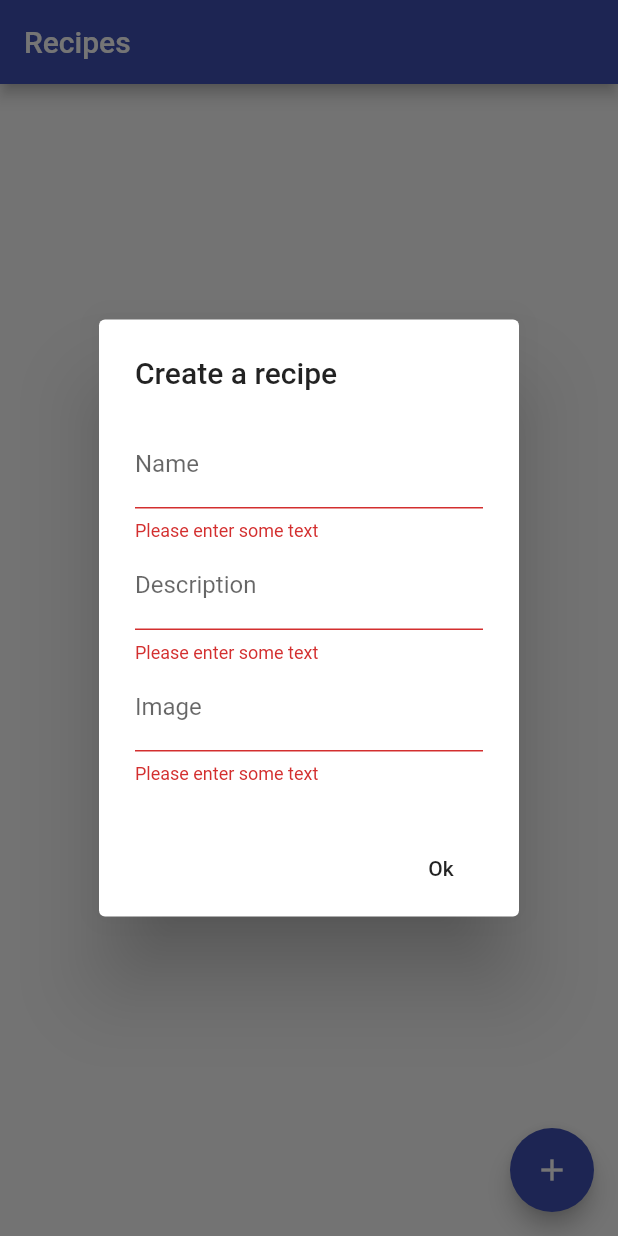
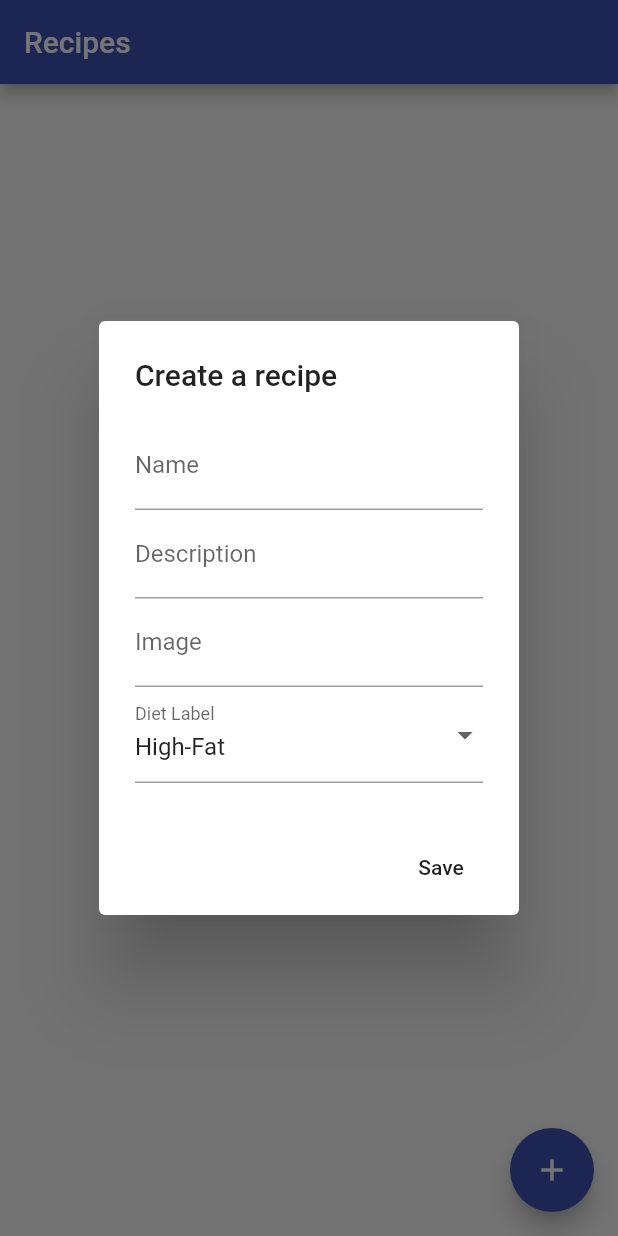
Before and after one commit to jatempa/myrecipesappflutter, a Flutter app: the screen it shows after launch, after a tap on the "add" icon, on a phone screen of 412 x 824 dp. Run offline on Flutter 3.47's test engine with Material 2 defaults, Android fonts, the phone set to English and light mode, and no system bars; our stand-ins replace cloud_firestore; accounts and stored records are empty.

Commit message:
Create widget for the form

```diff
--- a/lib/main.dart
+++ b/lib/main.dart
@@ -1,6 +1,7 @@
 import 'package:flutter/material.dart';
 
 import 'recipe_list.dart';
+import 'recipe_form.dart';
 
 void main() => runApp(MyApp());
 
@@ -23,9 +24,6 @@ class Home extends StatefulWidget {
 }
 
 class _HomeState extends State<Home> {
-  final _formKey = GlobalKey<FormState>();
-  List<String> labels = ['High-Fat', 'Low-Fat', 'Low-Carb', 'Low-Sodium', 'Medium-Carb', 'Vegetarian', 'Balanced'];
-
   @override
   Widget build(BuildContext context) {
     return Scaffold(
@@ -37,61 +35,7 @@ class _HomeState extends State<Home> {
         onPressed: () => showDialog(
           context: context,
           builder: (BuildContext context) {
-            return AlertDialog(
-              title: Text('Create a recipe'),
-              content: Form(
-                autovalidate: true,
-                key: _formKey,
-                child: SingleChildScrollView(
-                  child: Column(
-                    crossAxisAlignment: CrossAxisAlignment.start,
-                    children: <Widget>[
-                      TextFormField(
-                        decoration: const InputDecoration(
-                          hintText: 'Enter the recipe name',
-                          labelText: 'Name',
-                        ),
-                        validator: (value) {
-                          if (value.isEmpty) {
-                            return 'Please enter some text';
-                          }
-                        },
-                      ),
-                      TextFormField(
-                        decoration: const InputDecoration(
-                          hintText: 'Enter the recipe description',
-                          labelText: 'Description',
-                        ),
-                        validator: (value) {
-                          if (value.isEmpty) {
-                            return 'Please enter some text';
-                          }
-                        },
-                      ),
-                      TextFormField(
-                        decoration: const InputDecoration(
-                          hintText: 'Enter the URL image',
-                          labelText: 'Image',
-                        ),
-                        validator: (value) {
-                          if (value.isEmpty) {
-                            return 'Please enter some text';
-                          }
-                        },
-                      )
-                    ]
-                  )
-                )
-              ),
-              actions: <Widget>[
-                FlatButton(
-                  child: Text('Ok'),
-                  onPressed: () {
-                    Navigator.of(context).pop();
-                  },
-                ),
-              ],
-            );
+            return RecipeForm();
           },
         ),
       ),
--- /dev/null
+++ b/lib/recipe_form.dart
@@ -0,0 +1,103 @@
+import 'package:flutter/material.dart';
+
+class RecipeForm extends StatefulWidget {
+  @override
+  RecipeFormState createState() => RecipeFormState();
+}
+
+class RecipeFormState extends State<RecipeForm> {
+  final List<String> labels = ['High-Fat', 'Low-Fat', 'Low-Carb', 'Low-Sodium', 'Medium-Carb', 'Vegetarian', 'Balanced'];
+  final _formKey = GlobalKey<FormState>();
+  String name;
+  String description;
+  String urlImage;
+  String dietLabelSelected = 'High-Fat';
+
+  @override
+  Widget build(BuildContext context) {
+    return AlertDialog(
+      title: Text('Create a recipe'),
+      content: Form(
+        key: _formKey,
+        child: SingleChildScrollView(
+          child: Column(
+            crossAxisAlignment: CrossAxisAlignment.start,
+            children: <Widget>[
+              TextFormField(
+                decoration: InputDecoration(
+                  hintText: 'Enter the recipe name',
+                  labelText: 'Name',
+                ),
+                validator: (value) {
+                  if (value.isEmpty) {
+                    return 'Please enter a name';
+                  }
+                },
+                onSaved: (value) {
+                  setState(() => name = value);
+                }
+              ),
+              TextFormField(
+                decoration: InputDecoration(
+                  hintText: 'Enter the recipe description',
+                  labelText: 'Description',
+                ),
+                validator: (value) {
+                  if (value.isEmpty) {
+                    return 'Please enter a description';
+                  }
+                },
+                onSaved: (value) {
+                  setState(() => description = value);
+                }
+              ),
+              TextFormField(
+                decoration: InputDecoration(
+                  hintText: 'Enter the recipe url image',
+                  labelText: 'Image',
+                ),
+                validator: (value) {
+                  if (value.isEmpty) {
+                    return 'Please enter a url image';
+                  }
+                },
+                onSaved: (value) {
+                  setState(() => urlImage = value);
+                }
+              ),
+              DropdownButtonFormField<String>(
+                value: dietLabelSelected,
+                decoration: InputDecoration(
+                  hintText: 'Enter the diet label',
+                  labelText: 'Diet Label',
+                ),
+                items: labels.map((label) => DropdownMenuItem(
+                  child: Text(label),
+                  value: label,
+                )).toList(),
+                onChanged: (value) {
+                  setState(() => dietLabelSelected = value);
+                }
+              ),
+            ]
+          )
+        ),
+      ),
+      actions: <Widget>[
+        FlatButton(
+          child: Text('Save'),
+          onPressed: () {
+            if (_formKey.currentState.validate()) {
+              _formKey.currentState.save();
+              print("$name");
+              print("$description");
+              print("$urlImage");
+              print("$dietLabelSelected");
+              Navigator.of(context).pop();
+            }
+          },
+        ),
+      ]
+    );
+  }
+}
```
